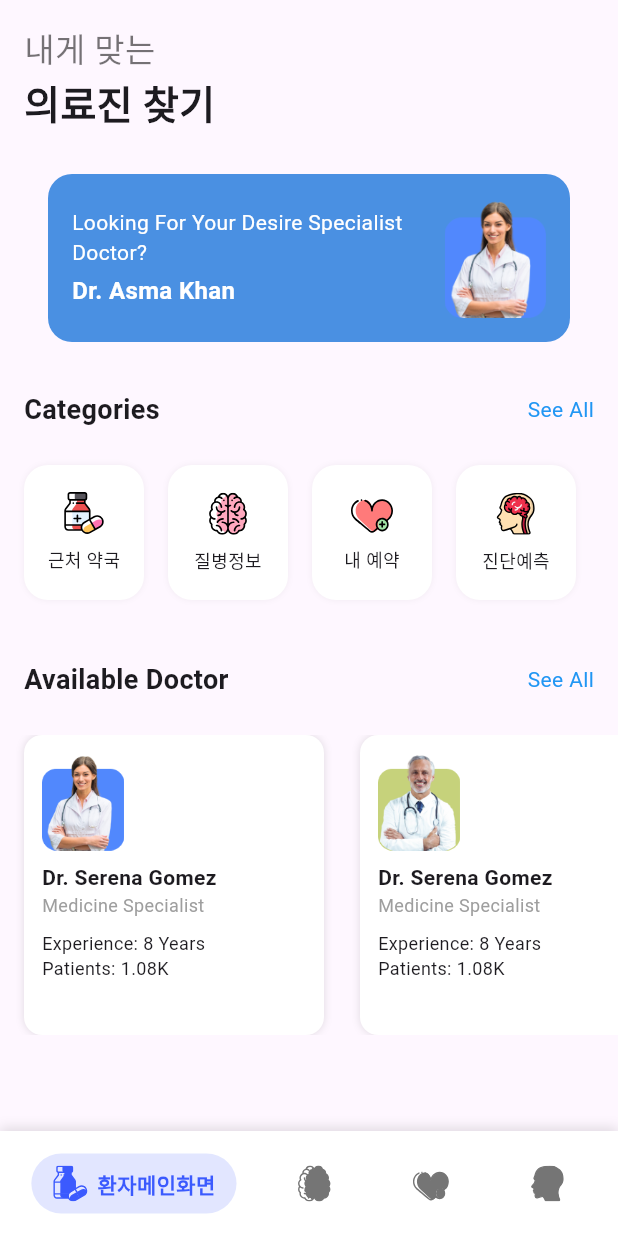
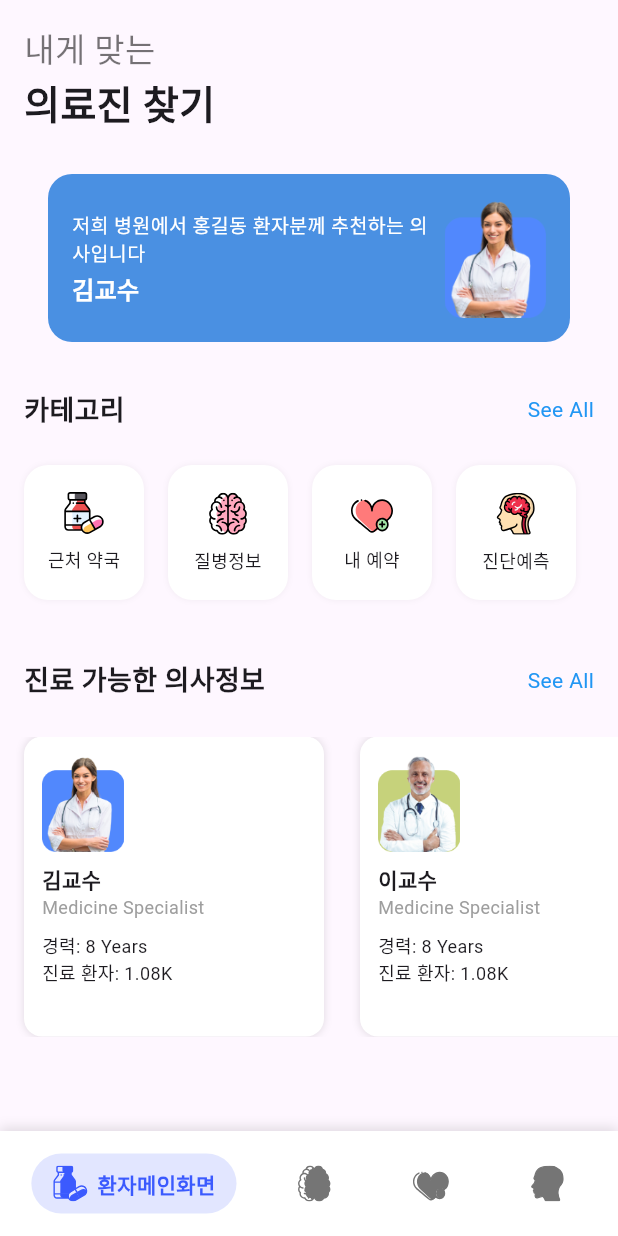
Before and after one commit to SmileBBDev/mesothelium_flutter_project, a Flutter app: the HomePage screen opened directly, on a phone screen of 412 x 824 dp. Run offline on Flutter 3.47's test engine with Material 3 defaults, Android fonts, the phone set to English and light mode, and no system bars; our stand-ins replace flutter_svg, form_field_validator, syncfusion_flutter_calendar; project files that could hold a hidden picture were left out.

Commit message:
환제 메인 페이지 한글화

```diff
--- a/lib/features/patient/HeaderSection.dart
+++ b/lib/features/patient/HeaderSection.dart
@@ -26,12 +26,12 @@ class HeaderSection extends StatelessWidget {
                     crossAxisAlignment: CrossAxisAlignment.start,
                     children: const [
                       Text(
-                        "Looking For Your Desire Specialist Doctor?",
-                        style: TextStyle(color: Colors.white, fontSize: 14, height: 1.4),
+                        "저희 병원에서 홍길동 환자분께 추천하는 의사입니다",
+                        style: TextStyle(color: Colors.white, fontSize: 13, height: 1.4),
                       ),
                       SizedBox(height: 4),
                       Text(
-                        "Dr. Asma Khan",
+                        "김교수",
                         style: TextStyle(
                             color: Colors.white,
                             fontSize: 16,
--- a/lib/features/patient/available_doctor_section.dart
+++ b/lib/features/patient/available_doctor_section.dart
@@ -7,9 +7,9 @@ class AvailableDoctorSection extends StatelessWidget {
   @override
   Widget build(BuildContext context) {
     final doctors = [
-      {"name": "Dr. Serena Gomez", "speciality": "Medicine Specialist", "experience": "8 Years", "patients": "1.08K", "image": "assets/images/search_doc_1.png"},
-      {"name": "Dr. Serena Gomez", "speciality": "Medicine Specialist", "experience": "8 Years", "patients": "1.08K", "image": "assets/images/search_doc_2.png"},
-      {"name": "Dr. Asma Khan", "speciality": "Heart Specialist", "experience": "5 Years", "patients": "2.7K", "image": "assets/images/search_doc_3.png"},
+      {"name": "김교수", "speciality": "Medicine Specialist", "experience": "8 Years", "patients": "1.08K", "image": "assets/images/search_doc_1.png"},
+      {"name": "이교수", "speciality": "Medicine Specialist", "experience": "8 Years", "patients": "1.08K", "image": "assets/images/search_doc_2.png"},
+      {"name": "박교수", "speciality": "Heart Specialist", "experience": "5 Years", "patients": "2.7K", "image": "assets/images/search_doc_3.png"},
     ];
 
     return Column(
@@ -20,7 +20,7 @@ class AvailableDoctorSection extends StatelessWidget {
           child: Row(
             mainAxisAlignment: MainAxisAlignment.spaceBetween,
             children: const [
-              Text("Available Doctor", style: TextStyle(fontWeight: FontWeight.bold, fontSize: 18)),
+              Text("진료 가능한 의사정보", style: TextStyle(fontWeight: FontWeight.bold, fontSize: 18)),
               Text("See All", style: TextStyle(color: Colors.blue)),
             ],
           ),
@@ -50,8 +50,8 @@ class AvailableDoctorSection extends StatelessWidget {
                     Text(doctor["name"]!, style: const TextStyle(fontWeight: FontWeight.bold, fontSize: 14)),
                     Text(doctor["speciality"]!, style: const TextStyle(fontSize: 12, color: Colors.grey)),
                     const SizedBox(height: 8),
-                    Text("Experience: ${doctor["experience"]}", style: const TextStyle(fontSize: 12)),
-                    Text("Patients: ${doctor["patients"]}", style: const TextStyle(fontSize: 12)),
+                    Text("경력: ${doctor["experience"]}", style: const TextStyle(fontSize: 12)),
+                    Text("진료 환자: ${doctor["patients"]}", style: const TextStyle(fontSize: 12)),
                   ],
                 ),
               );
--- a/lib/features/patient/category_section.dart
+++ b/lib/features/patient/category_section.dart
@@ -23,7 +23,7 @@ class CategorySection extends StatelessWidget {
           child: Row(
             mainAxisAlignment: MainAxisAlignment.spaceBetween,
             children: const [
-              Text("Categories", style: TextStyle(fontWeight: FontWeight.bold, fontSize: 18)),
+              Text("카테고리", style: TextStyle(fontWeight: FontWeight.bold, fontSize: 18)),
               Text("See All", style: TextStyle(color: Colors.blue)),
             ],
           ),
```
